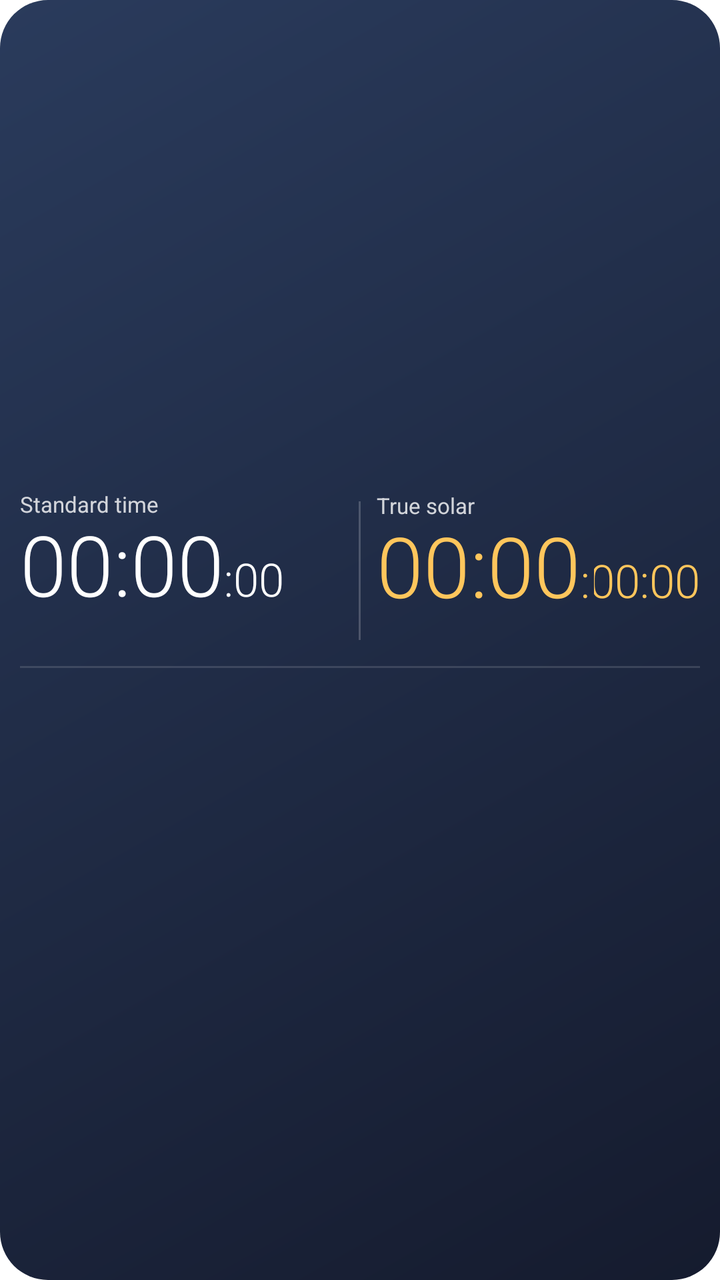
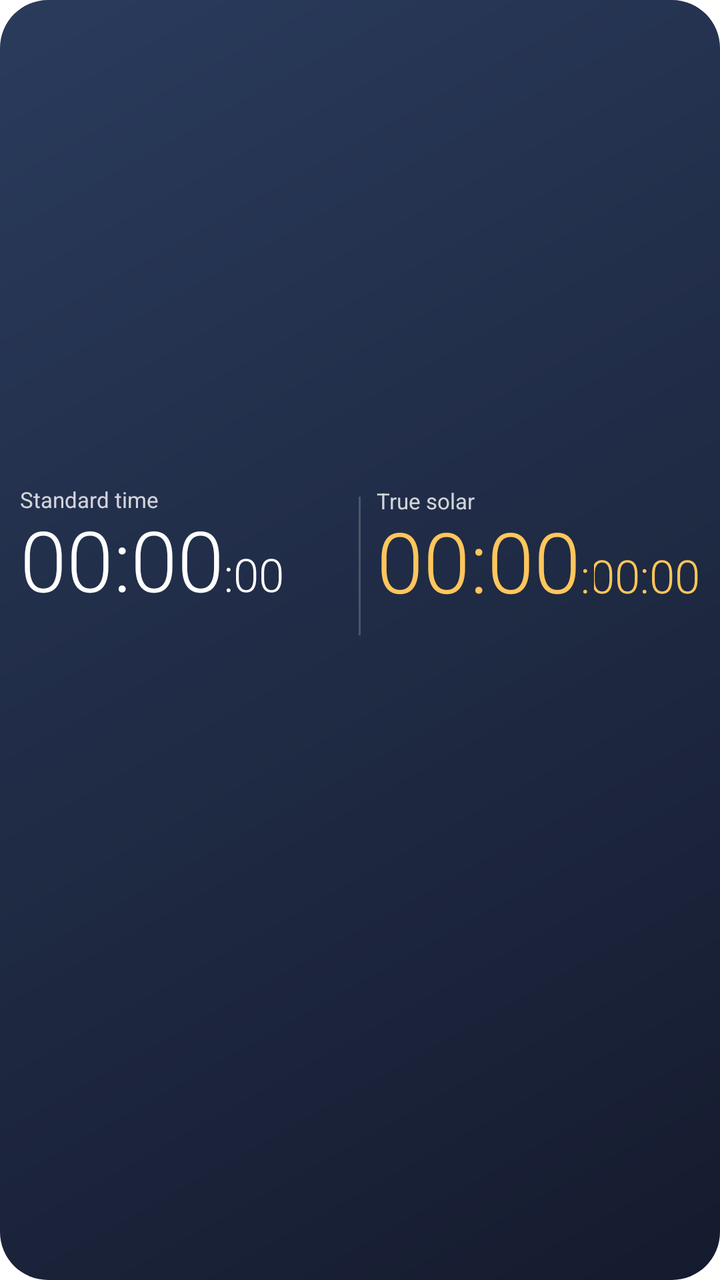

An Android layout rendered at two revisions. The XML below is the earlier revision; the diff shows what the commit changed to produce the second picture.
<!-- AndroidManifest.xml: application theme Theme.TrueSolarTime -->
<!-- res/layout/widget_solar_time_compact.xml -->
<?xml version="1.0" encoding="utf-8"?>
<LinearLayout xmlns:android="http://schemas.android.com/apk/res/android"
    xmlns:tools="http://schemas.android.com/tools"
    android:id="@+id/widget_root"
    android:layout_width="match_parent"
    android:layout_height="match_parent"
    android:background="@drawable/widget_background_night"
    android:gravity="center_vertical"
    android:orientation="vertical"
    android:paddingStart="10dp"
    android:paddingTop="9dp"
    android:paddingEnd="10dp"
    android:paddingBottom="9dp">

    <LinearLayout
        android:layout_width="match_parent"
        android:layout_height="wrap_content"
        android:gravity="center_vertical"
        android:orientation="horizontal">

        <LinearLayout
            android:id="@+id/widget_civil_column"
            android:layout_width="0dp"
            android:layout_height="wrap_content"
            android:layout_weight="1"
            android:orientation="vertical">

            <LinearLayout
                android:layout_width="match_parent"
                android:layout_height="wrap_content"
                android:orientation="horizontal">

                <TextView
                    android:layout_width="wrap_content"
                    android:layout_height="wrap_content"
                    android:text="@string/widget_label_civil"
                    android:textColor="#CCFFFFFF"
                    android:textSize="11sp" />

                <TextView
                    android:id="@+id/widget_city"
                    android:layout_width="0dp"
                    android:layout_height="wrap_content"
                    android:layout_weight="1"
                    android:ellipsize="end"
                    android:gravity="end"
                    android:maxLines="1"
                    android:textColor="#B3FFFFFF"
                    android:textSize="11sp" />
            </LinearLayout>

            <LinearLayout
                android:layout_width="wrap_content"
                android:layout_height="wrap_content"
                android:orientation="horizontal">

                
                <TextClock
                    android:id="@+id/widget_civil_time"
                    style="@style/WidgetClockMain"
                    android:format12Hour="HH:mm"
                    android:format24Hour="HH:mm"
                    android:text="00:00"
                    android:textColor="#FFFFFFFF"
                    tools:ignore="HardcodedText" />

                <TextView
                    style="@style/WidgetClockColon"
                    android:text=":"
                    tools:ignore="HardcodedText" />

                <TextClock
                    android:id="@+id/widget_civil_sec"
                    style="@style/WidgetClockSecondTicked"
                    android:format12Hour="ss"
                    android:format24Hour="ss"
                    android:text="00"
                    tools:ignore="HardcodedText" />
            </LinearLayout>

            <TextView
                android:id="@+id/widget_civil_date"
                android:layout_width="wrap_content"
                android:layout_height="wrap_content"
                android:layout_marginTop="1dp"
                android:maxLines="1"
                android:textColor="#B3FFFFFF"
                android:textSize="12sp" />
        </LinearLayout>

        <LinearLayout
            android:layout_width="1dp"
            android:layout_height="match_parent"
            android:layout_marginStart="8dp"
            android:layout_marginTop="6dp"
            android:layout_marginEnd="8dp"
            android:layout_marginBottom="6dp"
            android:background="#33FFFFFF"
            android:orientation="vertical" />

        <LinearLayout
            android:id="@+id/widget_solar_column"
            android:layout_width="0dp"
            android:layout_height="wrap_content"
            android:layout_weight="1"
            android:orientation="vertical">

            <LinearLayout
                android:layout_width="match_parent"
                android:layout_height="wrap_content"
                android:orientation="horizontal">

                <TextView
                    android:layout_width="wrap_content"
                    android:layout_height="wrap_content"
                    android:text="@string/widget_label_solar"
                    android:textColor="#CCFFFFFF"
                    android:textSize="11sp" />

                <TextView
                    android:id="@+id/widget_solar_shichen"
                    android:layout_width="0dp"
                    android:layout_height="wrap_content"
                    android:layout_weight="1"
                    android:gravity="end"
                    android:textColor="#B3FFFFFF"
                    android:textSize="11sp" />
            </LinearLayout>

            <LinearLayout
                android:layout_width="wrap_content"
                android:layout_height="wrap_content"
                android:orientation="horizontal">

                <TextView
                    android:id="@+id/widget_solar_time"
                    style="@style/WidgetClockMain"
                    android:text="00:00"
                    android:textColor="#FFFFC65C"
                    tools:ignore="HardcodedText" />

                <TextView
                    android:id="@+id/widget_solar_colon"
                    style="@style/WidgetClockColonSolar"
                    android:text=":"
                    tools:ignore="HardcodedText" />

                
                <Chronometer
                    android:id="@+id/widget_solar_sec"
                    style="@style/WidgetClockSecondChrono"
                    tools:ignore="HardcodedText" />
            </LinearLayout>

            <TextView
                android:id="@+id/widget_coordinates"
                android:layout_width="wrap_content"
                android:layout_height="wrap_content"
                android:layout_marginTop="1dp"
                android:maxLines="1"
                android:textColor="#B3FFFFFF"
                android:textSize="11sp" />
        </LinearLayout>
    </LinearLayout>

    <TextView
        android:layout_width="match_parent"
        android:layout_height="1dp"
        android:layout_marginTop="7dp"
        android:background="#22FFFFFF" />

    <LinearLayout
        android:id="@+id/widget_hour_row"
        android:layout_width="match_parent"
        android:layout_height="wrap_content"
        android:layout_marginTop="6dp"
        android:orientation="horizontal">
        <LinearLayout
            android:layout_width="0dp"
            android:layout_height="wrap_content"
            android:layout_weight="1"
            android:gravity="center_horizontal"
            android:orientation="vertical">
            <TextView
                android:id="@+id/widget_hour_label_0"
                style="@style/WidgetHourLabelCompact" />
            <ImageView
                android:id="@+id/widget_hour_icon_0"
                style="@style/WidgetHourIconCompact" />
            <TextView
                android:id="@+id/widget_hour_cond_0"
                style="@style/WidgetHourCondCompact" />
        </LinearLayout>
        <LinearLayout
            android:layout_width="0dp"
            android:layout_height="wrap_content"
            android:layout_weight="1"
            android:gravity="center_horizontal"
            android:orientation="vertical">
            <TextView
                android:id="@+id/widget_hour_label_1"
                style="@style/WidgetHourLabelCompact" />
            <ImageView
                android:id="@+id/widget_hour_icon_1"
                style="@style/WidgetHourIconCompact" />
            <TextView
                android:id="@+id/widget_hour_cond_1"
                style="@style/WidgetHourCondCompact" />
        </LinearLayout>
        <LinearLayout
            android:layout_width="0dp"
            android:layout_height="wrap_content"
            android:layout_weight="1"
            android:gravity="center_horizontal"
            android:orientation="vertical">
            <TextView
                android:id="@+id/widget_hour_label_2"
                style="@style/WidgetHourLabelCompact" />
            <ImageView
                android:id="@+id/widget_hour_icon_2"
                style="@style/WidgetHourIconCompact" />
            <TextView
                android:id="@+id/widget_hour_cond_2"
                style="@style/WidgetHourCondCompact" />
        </LinearLayout>
        <LinearLayout
            android:layout_width="0dp"
            android:layout_height="wrap_content"
            android:layout_weight="1"
            android:gravity="center_horizontal"
            android:orientation="vertical">
            <TextView
                android:id="@+id/widget_hour_label_3"
                style="@style/WidgetHourLabelCompact" />
            <ImageView
                android:id="@+id/widget_hour_icon_3"
                style="@style/WidgetHourIconCompact" />
            <TextView
                android:id="@+id/widget_hour_cond_3"
                style="@style/WidgetHourCondCompact" />
        </LinearLayout>
        <LinearLayout
            android:layout_width="0dp"
            android:layout_height="wrap_content"
            android:layout_weight="1"
            android:gravity="center_horizontal"
            android:orientation="vertical">
            <TextView
                android:id="@+id/widget_hour_label_4"
                style="@style/WidgetHourLabelCompact" />
            <ImageView
                android:id="@+id/widget_hour_icon_4"
                style="@style/WidgetHourIconCompact" />
            <TextView
                android:id="@+id/widget_hour_cond_4"
                style="@style/WidgetHourCondCompact" />
        </LinearLayout>
        <LinearLayout
            android:layout_width="0dp"
            android:layout_height="wrap_content"
            android:layout_weight="1"
            android:gravity="center_horizontal"
            android:orientation="vertical">
            <TextView
                android:id="@+id/widget_hour_label_5"
                style="@style/WidgetHourLabelCompact" />
            <ImageView
                android:id="@+id/widget_hour_icon_5"
                style="@style/WidgetHourIconCompact" />
            <TextView
                android:id="@+id/widget_hour_cond_5"
                style="@style/WidgetHourCondCompact" />
        </LinearLayout>
    </LinearLayout>

</LinearLayout>
<!-- resources referenced by this layout -->
<resources>
  <!-- drawable widget_background_night (drawable) -->
  <?xml version="1.0" encoding="utf-8"?>
  <shape xmlns:android="http://schemas.android.com/apk/res/android"
      android:shape="rectangle">
      <corners android:radius="24dp" />
      <gradient
          android:angle="315"
          android:endColor="#151B2E"
          android:startColor="#2A3B5C" />
  </shape>
  <string name="widget_label_civil">Standard time</string>
  <string name="widget_label_solar">True solar</string>
  <style name="WidgetClockColon">
          <item name="android:layout_width">wrap_content</item>
          <item name="android:layout_height">wrap_content</item>
          <item name="android:layout_marginBottom">5dp</item>
          <item name="android:fontFamily">sans-serif-light</item>
          <item name="android:includeFontPadding">false</item>
          <item name="android:maxLines">1</item>
          <item name="android:textSize">23sp</item>
          <item name="android:textColor">#FFFFFFFF</item>
      </style>
  <style name="WidgetClockColonSolar">
          <item name="android:layout_width">wrap_content</item>
          <item name="android:layout_height">wrap_content</item>
          <item name="android:layout_marginBottom">5dp</item>
          <item name="android:fontFamily">sans-serif-light</item>
          <item name="android:includeFontPadding">false</item>
          <item name="android:maxLines">1</item>
          <item name="android:textSize">23sp</item>
          <item name="android:textColor">#FFFFC65C</item>
      </style>
  <style name="WidgetClockMain">
          <item name="android:layout_width">wrap_content</item>
          <item name="android:layout_height">wrap_content</item>
          <item name="android:fontFamily">sans-serif-light</item>
          <item name="android:fontFeatureSettings">tnum</item>
          <item name="android:includeFontPadding">false</item>
          <item name="android:maxLines">1</item>
          <item name="android:textSize">42sp</item>
      </style>
  <style name="WidgetClockSecondTicked">
          <item name="android:layout_width">wrap_content</item>
          <item name="android:layout_height">wrap_content</item>
          <item name="android:layout_marginBottom">5dp</item>
          <item name="android:fontFamily">sans-serif-light</item>
          <item name="android:fontFeatureSettings">tnum</item>
          <item name="android:includeFontPadding">false</item>
          <item name="android:maxLines">1</item>
          <item name="android:textSize">23sp</item>
          <item name="android:textColor">#FFFFFFFF</item>
      </style>
  <style name="WidgetHourCondCompact">
          <item name="android:layout_width">wrap_content</item>
          <item name="android:layout_height">wrap_content</item>
          <item name="android:layout_marginTop">1dp</item>
          <item name="android:gravity">center</item>
          <item name="android:includeFontPadding">false</item>
          <item name="android:maxLines">2</item>
          <item name="android:textAlignment">center</item>
          <item name="android:textColor">#D9FFFFFF</item>
          <item name="android:textSize">11sp</item>
      </style>
  <style name="WidgetHourIconCompact">
          <item name="android:layout_width">26dp</item>
          <item name="android:layout_height">26dp</item>
          <item name="android:layout_marginTop">2dp</item>
          <item name="android:scaleType">fitCenter</item>
      </style>
  <style name="WidgetHourLabelCompact">
          <item name="android:layout_width">wrap_content</item>
          <item name="android:layout_height">wrap_content</item>
          <item name="android:fontFeatureSettings">tnum</item>
          <item name="android:includeFontPadding">false</item>
          <item name="android:maxLines">1</item>
          <item name="android:textSize">11sp</item>
          <item name="android:textColor">#B3FFFFFF</item>
      </style>
  <style name="Theme.TrueSolarTime" parent="android:Theme.Material.Light.NoActionBar">
          <item name="android:windowBackground">@android:color/white</item>
      </style>
  <!-- unchanged entries left out for length: 1 -->
</resources>

<!-- the commit's change to res/layout/widget_solar_time_compact.xml (unified diff, before → after) -->
@@ -163,11 +163,15 @@
         </LinearLayout>
     </LinearLayout>
 
-    <TextView
+    
+    <ImageView
+        android:id="@+id/widget_axis"
         android:layout_width="match_parent"
-        android:layout_height="1dp"
-        android:layout_marginTop="7dp"
-        android:background="#22FFFFFF" />
+        android:layout_height="11dp"
+        android:layout_marginTop="2dp"
+        android:contentDescription="@null"
+        android:scaleType="fitXY"
+        tools:ignore="ContentDescription" />
 
     <LinearLayout
         android:id="@+id/widget_hour_row"
